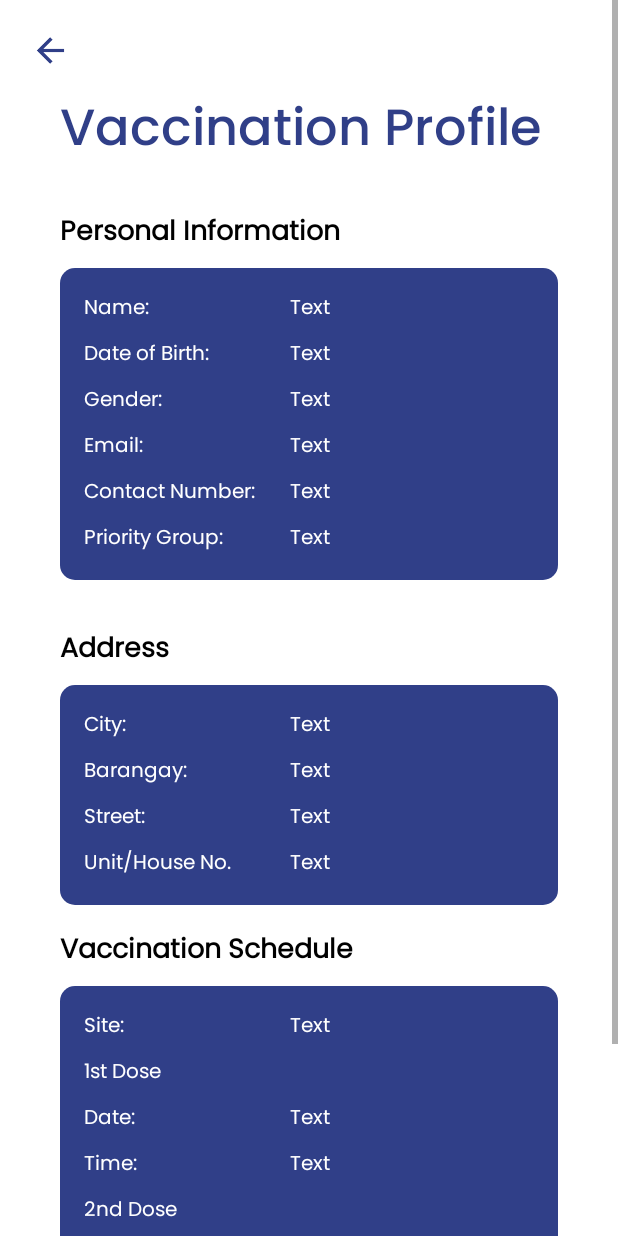
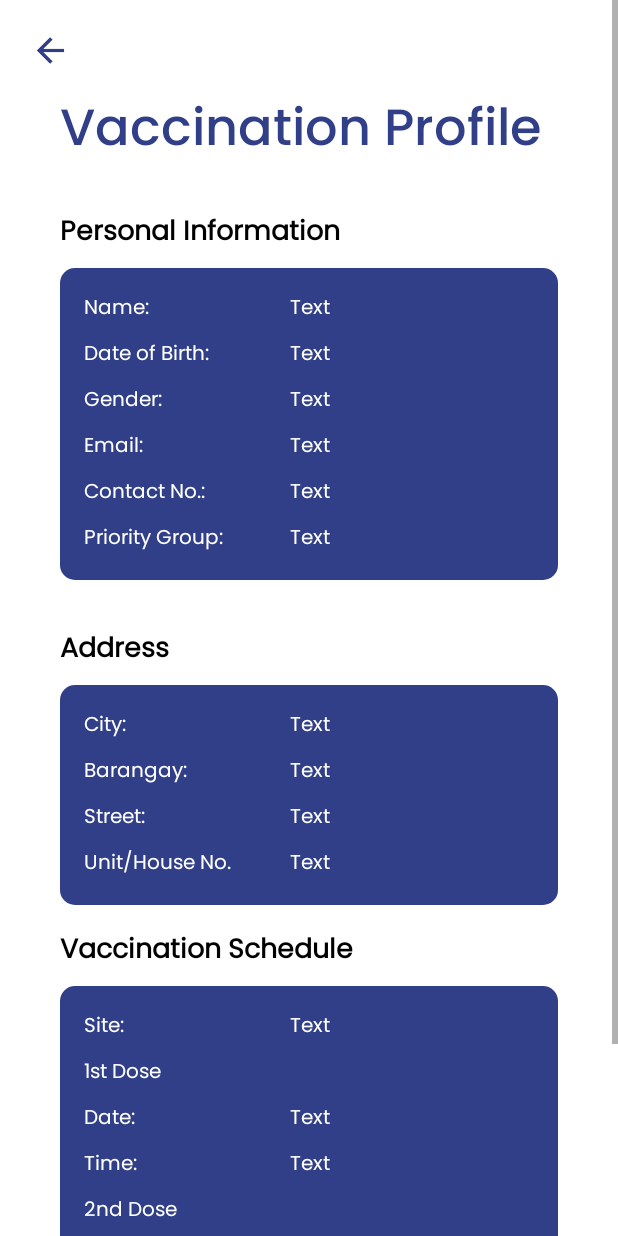
Before and after one commit to FonzyLima/Vax-In-Mobile-Application, an Android app: the UserVaccinationProfileActivity screen opened directly, with no data from a screen before it, on a phone screen of 412 x 824 dp. Run offline under Robolectric (Android 15) with nearby library versions, the phone set to English and light mode, and no system bars; our stand-ins replace Firebase (no records; nobody signed in at launch, a user with empty details on screens opened directly).

Commit message:
admin and user profile

```diff
--- a/VaxInMobileApplioation/app/src/main/res/layout/activity_admin_viewuser.xml
+++ b/VaxInMobileApplioation/app/src/main/res/layout/activity_admin_viewuser.xml
@@ -131,7 +131,7 @@
                 android:layout_marginStart="16dp"
                 android:layout_marginTop="8dp"
                 android:fontFamily="@font/poppins"
-                android:text="Contact Number: "
+                android:text="Contact No.: "
                 android:textColor="#FFFFFF"
                 android:textSize="13sp"
                 app:layout_constraintStart_toStartOf="@id/iv_viewuser_personalinfo_bg"
--- a/VaxInMobileApplioation/app/src/main/res/layout/activity_user_vaccination_profile.xml
+++ b/VaxInMobileApplioation/app/src/main/res/layout/activity_user_vaccination_profile.xml
@@ -134,7 +134,7 @@
                 android:layout_marginStart="16dp"
                 android:layout_marginTop="8dp"
                 android:fontFamily="@font/poppins"
-                android:text="Contact Number: "
+                android:text="Contact No.: "
                 android:textColor="#FFFFFF"
                 android:textSize="13sp"
                 app:layout_constraintStart_toStartOf="@id/iv_vaxprof_personalinfo_bg"
```
